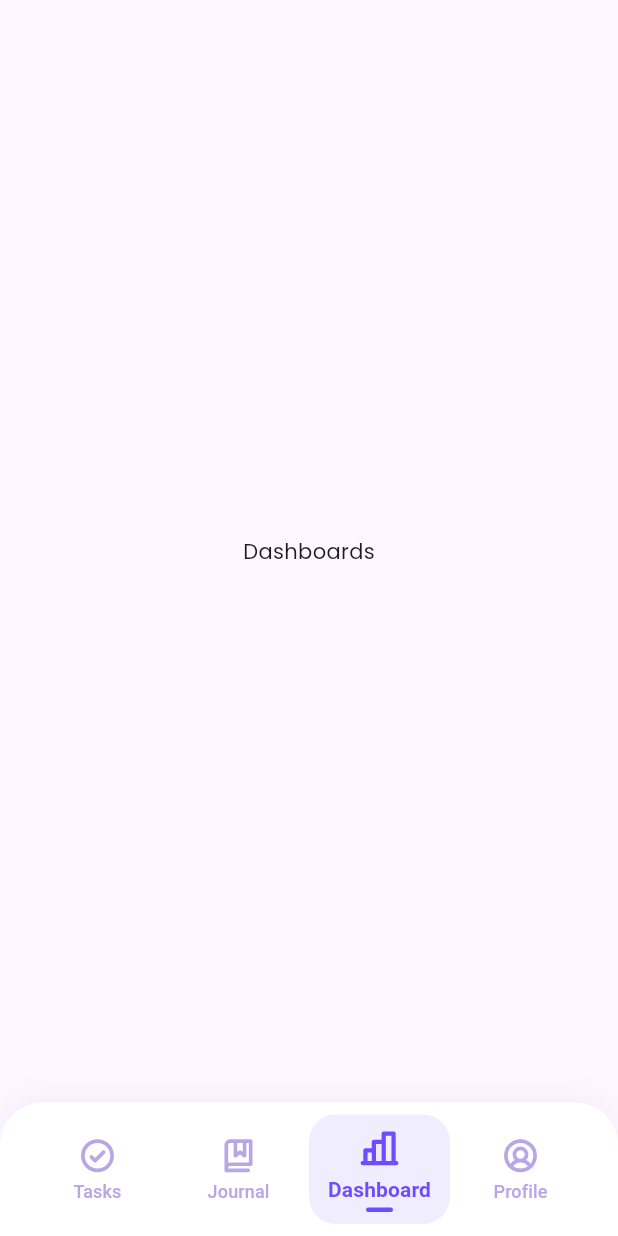
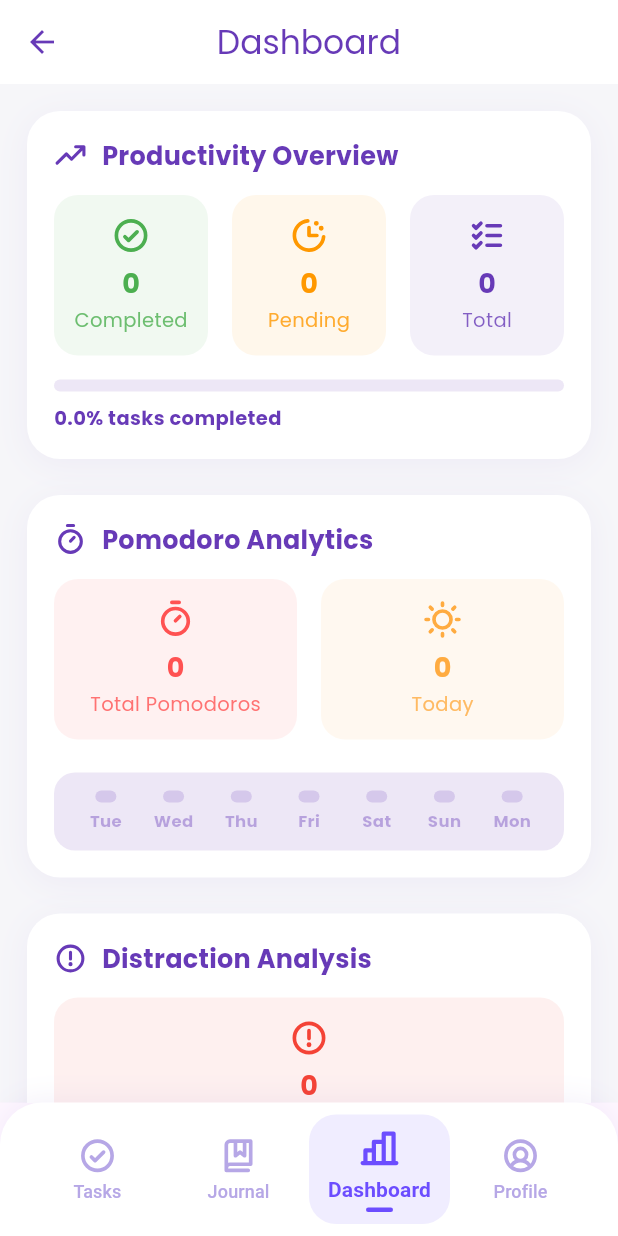
Before and after one commit to CODEwithZAKI2/FocusTrack, a Flutter app: the HomeScreen screen opened by its route, item 3 of the bottom bar chosen, on a phone screen of 412 x 824 dp. Run offline on Flutter 3.47's test engine with Material 3 defaults, Android fonts, the phone set to English and light mode, and no system bars; our stand-ins replace audioplayers, curved_navigation_bar, motion_toast, phosphor_flutter, shared_preferences, sqflite and 1 more; accounts and stored records are empty.

Commit message:
Dashboard Section added.

```diff
--- /dev/null
+++ b/lib/screens/dashboard_screen.dart
@@ -0,0 +1,587 @@
+import 'package:flutter/material.dart';
+import 'package:intl/intl.dart';
+import 'package:phosphor_flutter/phosphor_flutter.dart';
+import 'dart:math';
+import '../database/database_helper.dart';
+
+class DashboardScreen extends StatefulWidget {
+  const DashboardScreen({super.key});
+
+  @override
+  State<DashboardScreen> createState() => _DashboardScreenState();
+}
+
+class _DashboardScreenState extends State<DashboardScreen> {
+  int totalTasks = 0;
+  int completedTasks = 0;
+  int pendingTasks = 0;
+  int totalPomodoros = 0;
+  int pomodorosToday = 0;
+  int totalDistractions = 0;
+  Map<String, int> distractionReasons = {};
+  List<Map<String, dynamic>> moodTrends = [];
+
+  @override
+  void initState() {
+    super.initState();
+    _loadDashboardData();
+  }
+
+  Future<void> _loadDashboardData() async {
+    final db = await DatabaseHelper().database;
+
+    // Tasks
+    final tasks = await db?.query('tasks') ?? [];
+    totalTasks = tasks.length;
+    completedTasks = tasks.where((t) => t['is_done'] == 1).length;
+    pendingTasks = tasks.where((t) => t['is_done'] == 0).length;
+
+    // Pomodoro
+    final pomodoros = await db?.query('pomodoro_sessions') ?? [];
+    totalPomodoros = pomodoros.length;
+    final today = DateTime.now();
+    pomodorosToday = pomodoros.where((p) {
+      final start = DateTime.parse(p['start_time'] as String);
+      return start.year == today.year && start.month == today.month && start.day == today.day;
+    }).length;
+
+    // Distractions
+    final distractions = await db?.query('distraction_logs') ?? [];
+    totalDistractions = distractions.length;
+    distractionReasons.clear();
+    for (final d in distractions) {
+      final reason = (d['reason'] ?? '').toString();
+      if (reason.isNotEmpty) {
+        distractionReasons[reason] = (distractionReasons[reason] ?? 0) + 1;
+      }
+    }
+
+    // Journal Mood Trends
+    final journals = await db?.query('journal_entries', orderBy: 'timestamp ASC') ?? [];
+    moodTrends = journals
+        .map((e) => {
+              'date': DateTime.parse(e['timestamp'] as String),
+              'mood': (e['mood'] ?? '📝').toString(),
+            })
+        .toList();
+
+    setState(() {});
+  }
+
+  @override
+  Widget build(BuildContext context) {
+    final isDark = Theme.of(context).brightness == Brightness.dark;
+    final cardColor = isDark ? const Color(0xFF232336) : Colors.white;
+    final accent = isDark ? Colors.deepPurpleAccent : Colors.deepPurple;
+
+    return Scaffold(
+      appBar: AppBar(
+        title: const Text('Dashboard'),
+        backgroundColor: isDark ? Colors.grey[900] : Colors.white,
+        foregroundColor: accent,
+        elevation: 0,
+        centerTitle: true,
+      ),
+      backgroundColor: isDark ? const Color(0xFF181824) : const Color(0xFFF6F6F9),
+      body: RefreshIndicator(
+        onRefresh: _loadDashboardData,
+        child: ListView(
+          padding: const EdgeInsets.symmetric(horizontal: 18, vertical: 18),
+          children: [
+            // Productivity Overview
+            _DashboardSection(
+              title: "Productivity Overview",
+              icon: PhosphorIconsBold.trendUp,
+              children: [
+                Row(
+                  children: [
+                    _StatCard(
+                      icon: PhosphorIconsBold.checkCircle,
+                      label: "Completed",
+                      value: completedTasks,
+                      color: Colors.green,
+                    ),
+                    const SizedBox(width: 16),
+                    _StatCard(
+                      icon: PhosphorIconsBold.clockCountdown,
+                      label: "Pending",
+                      value: pendingTasks,
+                      color: Colors.orange,
+                    ),
+                    const SizedBox(width: 16),
+                    _StatCard(
+                      icon: PhosphorIconsBold.listChecks,
+                      label: "Total",
+                      value: totalTasks,
+                      color: accent,
+                    ),
+                  ],
+                ),
+                const SizedBox(height: 16),
+                LinearProgressIndicator(
+                  value: totalTasks == 0 ? 0 : completedTasks / totalTasks,
+                  backgroundColor: isDark ? Colors.deepPurple.shade900 : Colors.deepPurple.shade50,
+                  color: accent,
+                  minHeight: 8,
+                  borderRadius: BorderRadius.circular(8),
+                ),
+                const SizedBox(height: 8),
+                Text(
+                  "${((totalTasks == 0 ? 0 : completedTasks / totalTasks * 100)).toStringAsFixed(1)}% tasks completed",
+                  style: TextStyle(
+                    color: accent,
+                    fontWeight: FontWeight.w600,
+                    fontSize: 13,
+                  ),
+                ),
+              ],
+            ),
+            // Pomodoro Analytics
+            _DashboardSection(
+              title: "Pomodoro Analytics",
+              icon: PhosphorIconsBold.timer,
+              children: [
+                Row(
+                  children: [
+                    _StatCard(
+                      icon: PhosphorIconsBold.timer,
+                      label: "Total Pomodoros",
+                      value: totalPomodoros,
+                      color: Colors.redAccent,
+                    ),
+                    const SizedBox(width: 16),
+                    _StatCard(
+                      icon: PhosphorIconsBold.sun,
+                      label: "Today",
+                      value: pomodorosToday,
+                      color: Colors.orangeAccent,
+                    ),
+                  ],
+                ),
+                const SizedBox(height: 14),
+                // Pomodoro trend (last 7 days)
+                _PomodoroTrendChart(),
+              ],
+            ),
+            // Distraction Analysis
+            _DashboardSection(
+              title: "Distraction Analysis",
+              icon: PhosphorIconsBold.warningCircle,
+              children: [
+                Row(
+                  children: [
+                    _StatCard(
+                      icon: PhosphorIconsBold.warningCircle,
+                      label: "Total",
+                      value: totalDistractions,
+                      color: Colors.red,
+                    ),
+                  ],
+                ),
+                const SizedBox(height: 10),
+                if (distractionReasons.isEmpty)
+                  Text("No distractions logged.", style: TextStyle(color: Colors.grey[600]))
+                else
+                  _DistractionPieChart(distractionReasons: distractionReasons),
+              ],
+            ),
+            // Journal Mood Trends
+            _DashboardSection(
+              title: "Journal Mood Trends",
+              icon: PhosphorIconsBold.smiley,
+              children: [
+                if (moodTrends.isEmpty)
+                  Text("No journal entries.", style: TextStyle(color: Colors.grey[600]))
+                else
+                  _MoodTrendChart(moodTrends: moodTrends),
+              ],
+            ),
+          ],
+        ),
+      ),
+    );
+  }
+}
+
+class _DashboardSection extends StatelessWidget {
+  final String title;
+  final IconData icon;
+  final List<Widget> children;
+
+  const _DashboardSection({
+    required this.title,
+    required this.icon,
+    required this.children,
+  });
+
+  @override
+  Widget build(BuildContext context) {
+    final isDark = Theme.of(context).brightness == Brightness.dark;
+    return Container(
+      margin: const EdgeInsets.only(bottom: 24),
+      padding: const EdgeInsets.all(18),
+      decoration: BoxDecoration(
+        color: isDark ? const Color(0xFF232336) : Colors.white,
+        borderRadius: BorderRadius.circular(22),
+        boxShadow: [
+          if (!isDark)
+            BoxShadow(
+              color: Colors.deepPurple.withOpacity(0.06),
+              blurRadius: 18,
+              offset: const Offset(0, 4),
+            ),
+        ],
+      ),
+      child: Column(
+        crossAxisAlignment: CrossAxisAlignment.start,
+        children: [
+          Row(
+            children: [
+              Icon(icon, color: Colors.deepPurple, size: 22),
+              const SizedBox(width: 10),
+              Text(
+                title,
+                style: TextStyle(
+                  color: Colors.deepPurple,
+                  fontWeight: FontWeight.bold,
+                  fontSize: 17,
+                  letterSpacing: 0.2,
+                ),
+              ),
+            ],
+          ),
+          const SizedBox(height: 14),
+          ...children,
+        ],
+      ),
+    );
+  }
+}
+
+class _StatCard extends StatelessWidget {
+  final IconData icon;
+  final String label;
+  final int value;
+  final Color color;
+
+  const _StatCard({
+    required this.icon,
+    required this.label,
+    required this.value,
+    required this.color,
+  });
+
+  @override
+  Widget build(BuildContext context) {
+    final isDark = Theme.of(context).brightness == Brightness.dark;
+    return Expanded(
+      child: Container(
+        margin: const EdgeInsets.only(right: 0),
+        padding: const EdgeInsets.symmetric(vertical: 14, horizontal: 10),
+        decoration: BoxDecoration(
+          color: isDark ? color.withOpacity(0.13) : color.withOpacity(0.08),
+          borderRadius: BorderRadius.circular(16),
+        ),
+        child: Column(
+          children: [
+            Icon(icon, color: color, size: 26),
+            const SizedBox(height: 6),
+            Text(
+              value.toString(),
+              style: TextStyle(
+                color: color,
+                fontWeight: FontWeight.bold,
+                fontSize: 18,
+              ),
+            ),
+            const SizedBox(height: 2),
+            Text(
+              label,
+              style: TextStyle(
+                color: color.withOpacity(0.8),
+                fontWeight: FontWeight.w500,
+                fontSize: 13,
+              ),
+            ),
+          ],
+        ),
+      ),
+    );
+  }
+}
+
+// Pomodoro trend chart (last 7 days, simple bar chart)
+class _PomodoroTrendChart extends StatelessWidget {
+  @override
+  Widget build(BuildContext context) {
+    return FutureBuilder<List<Map<String, dynamic>>>(
+      future: _getPomodoroCountsPerDay(),
+      builder: (context, snapshot) {
+        final isDark = Theme.of(context).brightness == Brightness.dark;
+        final barColor = Colors.deepPurple;
+        final bgColor = isDark
+            ? Colors.deepPurple.shade900.withOpacity(0.13)
+            : Colors.deepPurple.shade50;
+
+        List<int> counts = List.filled(7, 0);
+        List<String> days = List.generate(
+          7,
+          (i) => DateFormat('E').format(DateTime.now().subtract(Duration(days: 6 - i))),
+        );
+
+        if (snapshot.hasData) {
+          // Map weekday (1=Mon, ..., 7=Sun) to count
+          final data = snapshot.data!;
+          Map<int, int> dayMap = {};
+          for (final row in data) {
+            final weekday = row['weekday'] as int;
+            final count = row['count'] as int;
+            dayMap[weekday] = count;
+          }
+          // Fill counts for last 7 days
+          for (int i = 0; i < 7; i++) {
+            final date = DateTime.now().subtract(Duration(days: 6 - i));
+            final weekday = date.weekday; // 1=Mon, ..., 7=Sun
+            counts[i] = dayMap[weekday] ?? 0;
+          }
+        }
+
+        final maxCount = counts.isEmpty ? 1 : (counts.reduce((a, b) => a > b ? a : b)).clamp(1, 8);
+
+        return Container(
+          margin: const EdgeInsets.only(top: 8),
+          padding: const EdgeInsets.all(12),
+          decoration: BoxDecoration(
+            color: bgColor,
+            borderRadius: BorderRadius.circular(14),
+          ),
+          child: Row(
+            children: List.generate(7, (i) {
+              return Expanded(
+                child: Column(
+                  children: [
+                    AnimatedContainer(
+                      duration: const Duration(milliseconds: 400),
+                      height: counts[i] == 0 ? 8 : (counts[i] / maxCount) * 60 + 8,
+                      width: 14,
+                      decoration: BoxDecoration(
+                        color: counts[i] == 0
+                            ? barColor.withOpacity(0.18)
+                            : barColor,
+                        borderRadius: BorderRadius.circular(6),
+                      ),
+                    ),
+                    const SizedBox(height: 4),
+                    Text(
+                      days[i],
+                      style: TextStyle(
+                        fontSize: 11,
+                        color: barColor.withOpacity(counts[i] == 0 ? 0.4 : 1),
+                        fontWeight: FontWeight.w600,
+                      ),
+                    ),
+                    if (counts[i] > 0)
+                      Text(
+                        counts[i].toString(),
+                        style: TextStyle(
+                          fontSize: 11,
+                          color: barColor,
+                          fontWeight: FontWeight.bold,
+                        ),
+                      ),
+                  ],
+                ),
+              );
+            }),
+          ),
+        );
+      },
+    );
+  }
+
+  Future<List<Map<String, dynamic>>> _getPomodoroCountsPerDay() async {
+    final db = await DatabaseHelper().database;
+    final now = DateTime.now();
+    final weekAgo = now.subtract(const Duration(days: 6));
+    // SQLite: strftime('%w', ...) gives 0=Sunday, 1=Monday, ..., 6=Saturday
+    // Dart: DateTime.weekday is 1=Monday, ..., 7=Sunday
+    final result = await db?.rawQuery('''
+      SELECT
+        CAST(STRFTIME('%w', start_time) AS INTEGER) AS sqlite_weekday,
+        COUNT(*) as count
+      FROM pomodoro_sessions
+      WHERE DATE(start_time) >= DATE(?)
+      GROUP BY sqlite_weekday
+    ''', [weekAgo.toIso8601String()]) ?? [];
+
+    // Map SQLite weekday to Dart weekday
+    // SQLite: 0=Sun, 1=Mon, ..., 6=Sat
+    // Dart:   1=Mon, ..., 7=Sun
+    return result.map((row) {
+      int sqliteWeekday = row['sqlite_weekday'] as int;
+      int dartWeekday = sqliteWeekday == 0 ? 7 : sqliteWeekday;
+      return {
+        'weekday': dartWeekday,
+        'count': row['count'] as int,
+      };
+    }).toList();
+  }
+}
+
+// Mood trend chart (emoji line)
+class _MoodTrendChart extends StatelessWidget {
+  final List<Map<String, dynamic>> moodTrends;
+
+  const _MoodTrendChart({required this.moodTrends});
+
+  @override
+  Widget build(BuildContext context) {
+    final last7 = moodTrends.length > 7 ? moodTrends.sublist(moodTrends.length - 7) : moodTrends;
+    return Container(
+      margin: const EdgeInsets.only(top: 8),
+      padding: const EdgeInsets.all(12),
+      decoration: BoxDecoration(
+        color: Theme.of(context).brightness == Brightness.dark
+            ? Colors.deepPurple.shade900.withOpacity(0.13)
+            : Colors.deepPurple.shade50,
+        borderRadius: BorderRadius.circular(14),
+      ),
+      child: Row(
+        mainAxisAlignment: MainAxisAlignment.spaceEvenly,
+        children: last7.map((e) {
+          final date = e['date'] as DateTime;
+          final mood = e['mood'] as String;
+          return Column(
+            children: [
+              Text(
+                mood,
+                style: const TextStyle(fontSize: 28),
+              ),
+              const SizedBox(height: 2),
+              Text(
+                DateFormat('E').format(date),
+                style: const TextStyle(fontSize: 11, color: Colors.deepPurple),
+              ),
+            ],
+          );
+        }).toList(),
+      ),
+    );
+  }
+}
+
+class _DistractionPieChart extends StatelessWidget {
+  final Map<String, int> distractionReasons;
+  const _DistractionPieChart({required this.distractionReasons});
+
+  @override
+  Widget build(BuildContext context) {
+    final total = distractionReasons.values.fold<int>(0, (a, b) => a + b);
+    final isDark = Theme.of(context).brightness == Brightness.dark;
+    final List<Color> pieColors = [
+      Colors.deepPurple,
+      Colors.orange,
+      Colors.green,
+      Colors.red,
+      Colors.blue,
+      Colors.purple,
+      Colors.teal,
+      Colors.amber,
+    ];
+
+    final reasons = distractionReasons.entries.toList();
+    final double size = 120;
+
+    return Column(
+      crossAxisAlignment: CrossAxisAlignment.start,
+      children: [
+        Center(
+          child: SizedBox(
+            width: size,
+            height: size,
+            child: CustomPaint(
+              painter: _PieChartPainter(
+                data: reasons.map((e) => e.value).toList(),
+                colors: pieColors,
+              ),
+              child: Center(
+                child: Text(
+                  '$total',
+                  style: TextStyle(
+                    fontWeight: FontWeight.bold,
+                    fontSize: 22,
+                    color: isDark ? Colors.white : Colors.white,
+                  ),
+                ),
+              ),
+            ),
+          ),
+        ),
+        const SizedBox(height: 14),
+        ...reasons.asMap().entries.map((entry) {
+          final idx = entry.key;
+          final e = entry.value;
+          final percent = total == 0 ? 0 : (e.value / total * 100);
+          return Padding(
+            padding: const EdgeInsets.symmetric(vertical: 2),
+            child: Row(
+              children: [
+                Container(
+                  width: 14,
+                  height: 14,
+                  decoration: BoxDecoration(
+                    color: pieColors[idx % pieColors.length],
+                    borderRadius: BorderRadius.circular(4),
+                  ),
+                ),
+                const SizedBox(width: 8),
+                Expanded(
+                  child: Text(
+                    e.key,
+                    style: TextStyle(
+                      color: isDark ? Colors.deepPurple.shade100 : Colors.deepPurple.shade700,
+                      fontWeight: FontWeight.w600,
+                    ),
+                  ),
+                ),
+                Text(
+                  '${e.value} (${percent.toStringAsFixed(1)}%)',
+                  style: TextStyle(
+                    color: isDark ? Colors.deepPurple.shade100 : Colors.deepPurple.shade700,
+                    fontWeight: FontWeight.w400,
+                  ),
+                ),
+              ],
+            ),
+          );
+        }),
+      ],
+    );
+  }
+}
+
+class _PieChartPainter extends CustomPainter {
+  final List<int> data;
+  final List<Color> colors;
+
+  _PieChartPainter({required this.data, required this.colors});
+
+  @override
+  void paint(Canvas canvas, Size size) {
+    final total = data.fold<int>(0, (a, b) => a + b);
+    if (total == 0) return;
+    double startRadian = -pi / 2;
+    final rect = Rect.fromLTWH(0, 0, size.width, size.height);
+    final paint = Paint()..style = PaintingStyle.fill;
+
+    for (int i = 0; i < data.length; i++) {
+      final sweep = (data[i] / total) * 2 * pi;
+      paint.color = colors[i % colors.length];
+      canvas.drawArc(rect, startRadian, sweep, true, paint);
+      startRadian += sweep;
+    }
+  }
+
+  @override
+  bool shouldRepaint(covariant CustomPainter oldDelegate) => true;
+}
--- a/lib/screens/home_screen.dart
+++ b/lib/screens/home_screen.dart
@@ -1,5 +1,6 @@
 import 'package:curved_navigation_bar/curved_navigation_bar.dart';
 import 'package:flutter/material.dart';
+import 'package:taskflow/screens/dashboard_screen.dart';
 import 'package:taskflow/screens/journal_screen.dart';
 import 'package:taskflow/screens/profile_screen.dart';
 import '../main.dart'; // Import MyApp to access the themeNotifier
@@ -21,7 +22,7 @@ class _HomeScreenState extends State<HomeScreen> {
   final List<Widget> _screens = [
     const TaskScreen(userId: ''), // Placeholder for TaskScreen
     const JournalScreen(), // Placeholder for Journal
-    Center(child: Text('Dashboards')), // Placeholder for Dashboards
+    const DashboardScreen(), // Use the new DashboardScreen here
     const ProfileScreen(), // Placeholder for Profile
   ];
 
```
